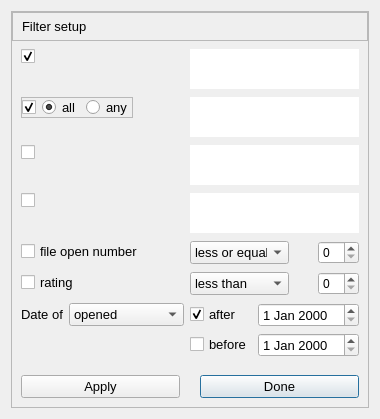
Michal-D4/fileo, file src/widgets/set_filter.ui: the form before one commit.
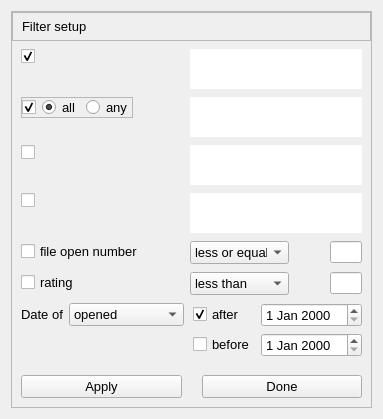
The form after the commit.

Diff of the .ui file:
```diff
--- a/src/widgets/set_filter.ui
+++ b/src/widgets/set_filter.ui
@@ -6,7 +6,7 @@
    <rect>
     <x>0</x>
     <y>0</y>
-    <width>362</width>
+    <width>370</width>
     <height>419</height>
    </rect>
   </property>
@@ -103,7 +103,7 @@
            <enum>QFrame::Plain</enum>
           </property>
           <property name="readOnly">
-           <bool>false</bool>
+           <bool>true</bool>
           </property>
          </widget>
         </item>
@@ -241,7 +241,29 @@
            </spacer>
           </item>
           <item>
-           <widget class="QSpinBox" name="open_edit"/>
+           <widget class="QLineEdit" name="open_edit">
+            <property name="sizePolicy">
+             <sizepolicy hsizetype="Fixed" vsizetype="Fixed">
+              <horstretch>0</horstretch>
+              <verstretch>0</verstretch>
+             </sizepolicy>
+            </property>
+            <property name="minimumSize">
+             <size>
+              <width>32</width>
+              <height>0</height>
+             </size>
+            </property>
+            <property name="maximumSize">
+             <size>
+              <width>32</width>
+              <height>16777215</height>
+             </size>
+            </property>
+            <property name="alignment">
+             <set>Qt::AlignCenter</set>
+            </property>
+           </widget>
           </item>
          </layout>
         </item>
@@ -303,7 +325,29 @@
            </spacer>
           </item>
           <item>
-           <widget class="QSpinBox" name="rating_edit"/>
+           <widget class="QLineEdit" name="rating_edit">
+            <property name="sizePolicy">
+             <sizepolicy hsizetype="Fixed" vsizetype="Fixed">
+              <horstretch>0</horstretch>
+              <verstretch>0</verstretch>
+             </sizepolicy>
+            </property>
+            <property name="minimumSize">
+             <size>
+              <width>32</width>
+              <height>0</height>
+             </size>
+            </property>
+            <property name="maximumSize">
+             <size>
+              <width>32</width>
+              <height>16777215</height>
+             </size>
+            </property>
+            <property name="alignment">
+             <set>Qt::AlignCenter</set>
+            </property>
+           </widget>
           </item>
          </layout>
         </item>
@@ -356,6 +400,9 @@
          <layout class="QVBoxLayout" name="verticalLayout_2">
           <item>
            <layout class="QHBoxLayout" name="horizontalLayout_4">
+            <property name="leftMargin">
+             <number>3</number>
+            </property>
             <item>
              <widget class="QCheckBox" name="after">
               <property name="font">
@@ -387,6 +434,9 @@
           </item>
           <item>
            <layout class="QHBoxLayout" name="horizontalLayout_5">
+            <property name="leftMargin">
+             <number>3</number>
+            </property>
             <item>
              <widget class="QCheckBox" name="before">
               <property name="font">
@@ -536,7 +586,7 @@
            <string>Done</string>
           </property>
           <property name="default">
-           <bool>true</bool>
+           <bool>false</bool>
           </property>
          </widget>
         </item>
```
